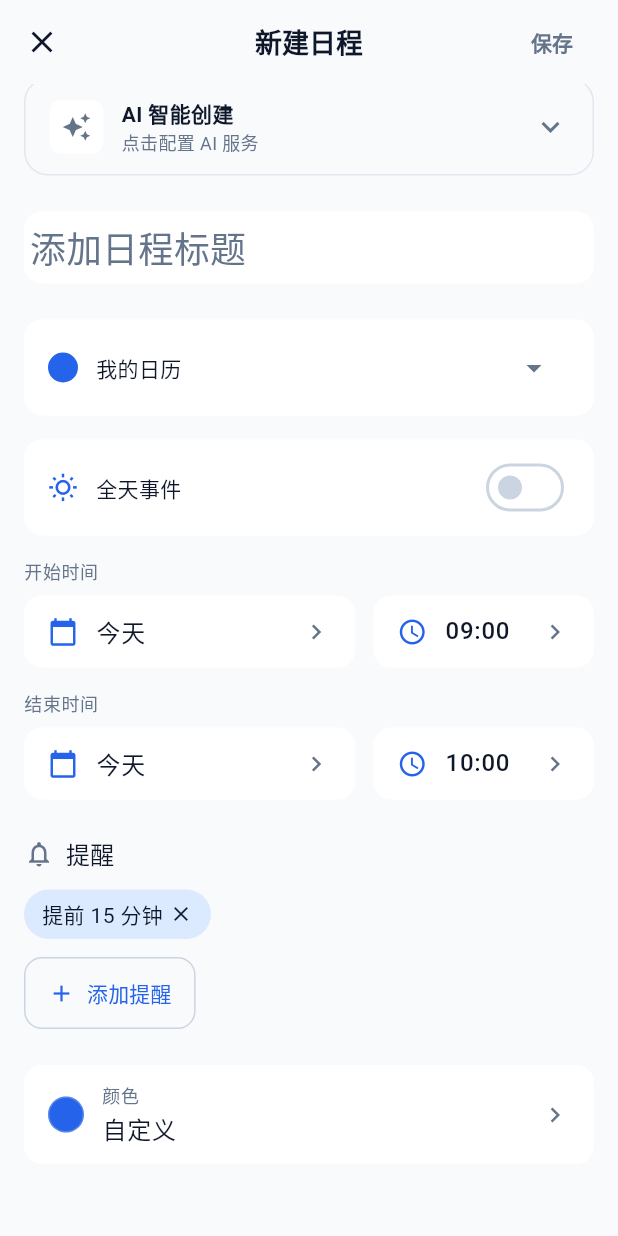
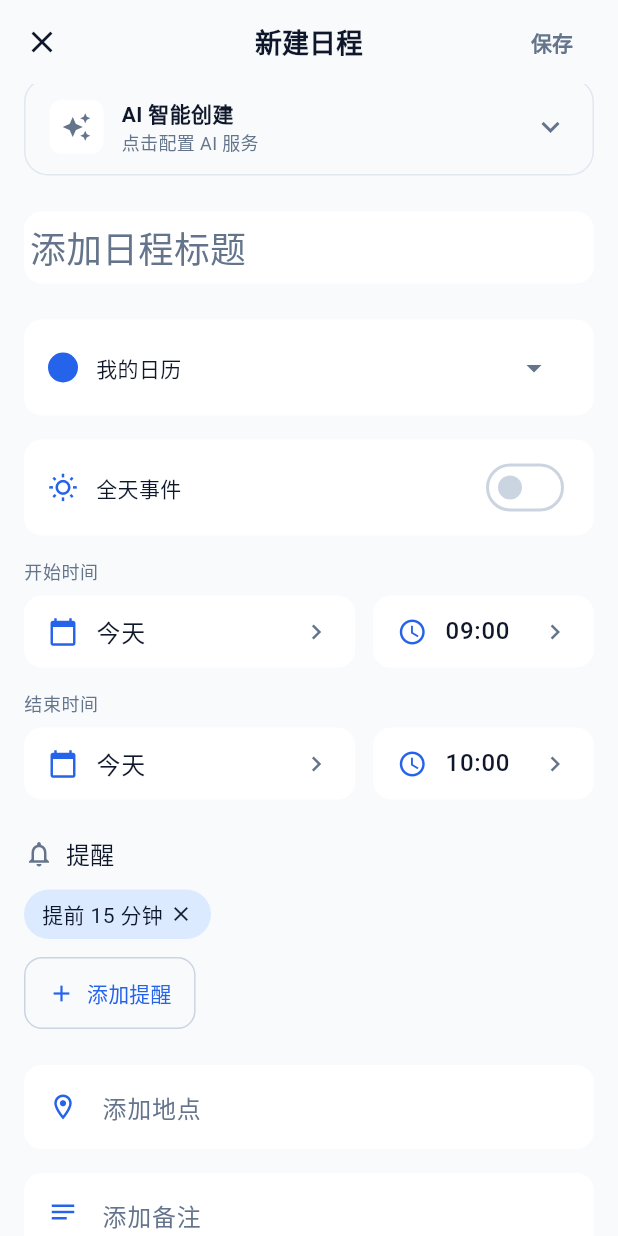
Before and after one commit to contrueCT/chrono-calendar, a Flutter app: the ScheduleCreateScreen screen opened by its route, scrolled down 118 dp, on a phone screen of 412 x 824 dp. Run offline on Flutter 3.47's test engine with Material 3 defaults, Android fonts, the phone set to English and light mode, and no system bars; our stand-ins replace dio, file_picker, flutter_colorpicker, flutter_local_notifications, flutter_secure_storage, geolocator and 6 more; missing offline and left inert: app_settings, gal, icalendar_parser, lunar; accounts and stored records are empty; statements that could not run were skipped.

Commit message:
feat: 日程创建界面添加地点和备注输入框

```diff
--- a/lib/views/screens/schedule/schedule_create_screen.dart
+++ b/lib/views/screens/schedule/schedule_create_screen.dart
@@ -47,6 +47,8 @@ class _ScheduleCreateScreenState extends State<ScheduleCreateScreen> {
 
   // 通用字段
   final TextEditingController _titleController = TextEditingController();
+  final TextEditingController _locationController = TextEditingController();
+  final TextEditingController _descriptionController = TextEditingController();
   final GlobalKey<FormState> _formKey = GlobalKey<FormState>();
 
   // 日历相关
@@ -60,8 +62,6 @@ class _ScheduleCreateScreenState extends State<ScheduleCreateScreen> {
   TimeOfDay _eventStartTime = const TimeOfDay(hour: 9, minute: 0);
   TimeOfDay _eventEndTime = const TimeOfDay(hour: 10, minute: 0);
   bool _isAllDay = false;
-  String? _eventLocation;
-  String? _eventDescription;
   int? _eventColor;
   List<int> _eventReminders = [15];
 
@@ -168,6 +168,8 @@ class _ScheduleCreateScreenState extends State<ScheduleCreateScreen> {
   @override
   void dispose() {
     _titleController.dispose();
+    _locationController.dispose();
+    _descriptionController.dispose();
     super.dispose();
   }
 
@@ -361,6 +363,14 @@ class _ScheduleCreateScreenState extends State<ScheduleCreateScreen> {
         ),
         const SizedBox(height: 24),
 
+        // 地点输入
+        _buildLocationField(colorScheme),
+        const SizedBox(height: 16),
+
+        // 备注输入
+        _buildDescriptionField(colorScheme),
+        const SizedBox(height: 24),
+
         // 颜色选择
         CompactColorPicker(
           selectedColor: _eventColor ?? 0xFF2563EB,
@@ -368,6 +378,66 @@ class _ScheduleCreateScreenState extends State<ScheduleCreateScreen> {
         ),
         const SizedBox(height: 32),
       ],
+    );
+  }
+
+  Widget _buildLocationField(ColorScheme colorScheme) {
+    return Container(
+      padding: const EdgeInsets.symmetric(horizontal: 16, vertical: 4),
+      decoration: BoxDecoration(
+        color: colorScheme.surfaceContainerHighest,
+        borderRadius: BorderRadius.circular(12),
+      ),
+      child: Row(
+        children: [
+          Icon(Icons.location_on_outlined, size: 20, color: colorScheme.primary),
+          const SizedBox(width: 12),
+          Expanded(
+            child: TextField(
+              controller: _locationController,
+              decoration: const InputDecoration(
+                hintText: '添加地点',
+                border: InputBorder.none,
+                isDense: true,
+                contentPadding: EdgeInsets.symmetric(vertical: 12),
+              ),
+            ),
+          ),
+        ],
+      ),
+    );
+  }
+
+  Widget _buildDescriptionField(ColorScheme colorScheme) {
+    return Container(
+      padding: const EdgeInsets.symmetric(horizontal: 16, vertical: 4),
+      decoration: BoxDecoration(
+        color: colorScheme.surfaceContainerHighest,
+        borderRadius: BorderRadius.circular(12),
+      ),
+      child: Row(
+        crossAxisAlignment: CrossAxisAlignment.start,
+        children: [
+          Padding(
+            padding: const EdgeInsets.only(top: 12),
+            child: Icon(Icons.notes_outlined, size: 20, color: colorScheme.primary),
+          ),
+          const SizedBox(width: 12),
+          Expanded(
+            child: TextField(
+              controller: _descriptionController,
+              decoration: const InputDecoration(
+                hintText: '添加备注',
+                border: InputBorder.none,
+                isDense: true,
+                contentPadding: EdgeInsets.symmetric(vertical: 12),
+              ),
+              maxLines: 3,
+              minLines: 1,
+            ),
+          ),
+        ],
+      ),
     );
   }
 
@@ -977,8 +1047,8 @@ class _ScheduleCreateScreenState extends State<ScheduleCreateScreen> {
       _eventEndTime = TimeOfDay.fromDateTime(draft.endTime!);
     }
     _isAllDay = draft.isAllDay;
-    _eventLocation = draft.location;
-    _eventDescription = draft.description;
+    _locationController.text = draft.location ?? '';
+    _descriptionController.text = draft.description ?? '';
     if (draft.reminderMinutes != null) {
       _eventReminders = [draft.reminderMinutes!];
     }
@@ -1113,8 +1183,8 @@ class _ScheduleCreateScreenState extends State<ScheduleCreateScreen> {
               _eventEndTime.minute,
             ),
       isAllDay: _isAllDay,
-      location: _eventLocation,
-      description: _eventDescription,
+      location: _locationController.text.trim().isEmpty ? null : _locationController.text.trim(),
+      description: _descriptionController.text.trim().isEmpty ? null : _descriptionController.text.trim(),
       color: _eventColor,
     );
 
```
